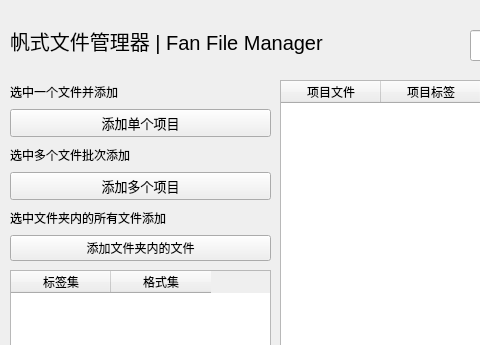
The window that windows/Form_Homepage.ui (mangofanfan/FanFileManager) describes before a commit, drawn with Qt 5; both pictures show x 0 to 480 and y 0 to 345 of the 1184 by 677 pixel window.
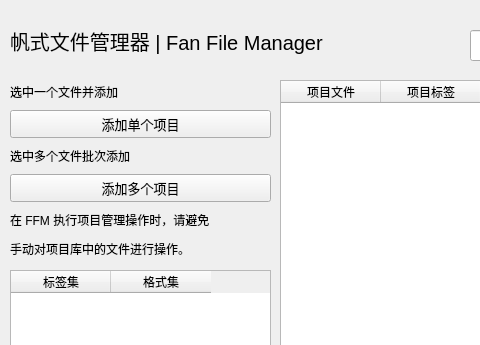
The same window after the commit.

Commit message: 完善多项目批量添加步骤 #2022/07/10#1

Diff of the .ui file:
```diff
--- a/windows/Form_Homepage.ui
+++ b/windows/Form_Homepage.ui
@@ -76,17 +76,14 @@
     <item>
      <widget class="QLabel" name="label_4">
       <property name="text">
-       <string>选中文件夹内的所有文件添加</string>
-      </property>
-      <property name="buddy">
-       <cstring>pushButton_addAllInDire</cstring>
+       <string>在 FFM 执行项目管理操作时，请避免</string>
       </property>
      </widget>
     </item>
     <item>
-     <widget class="QPushButton" name="pushButton_addAllInDire">
+     <widget class="QLabel" name="label_5">
       <property name="text">
-       <string>添加文件夹内的文件</string>
+       <string>手动对项目库中的文件进行操作。</string>
       </property>
      </widget>
     </item>
```
The commit also changes 11 other files.
